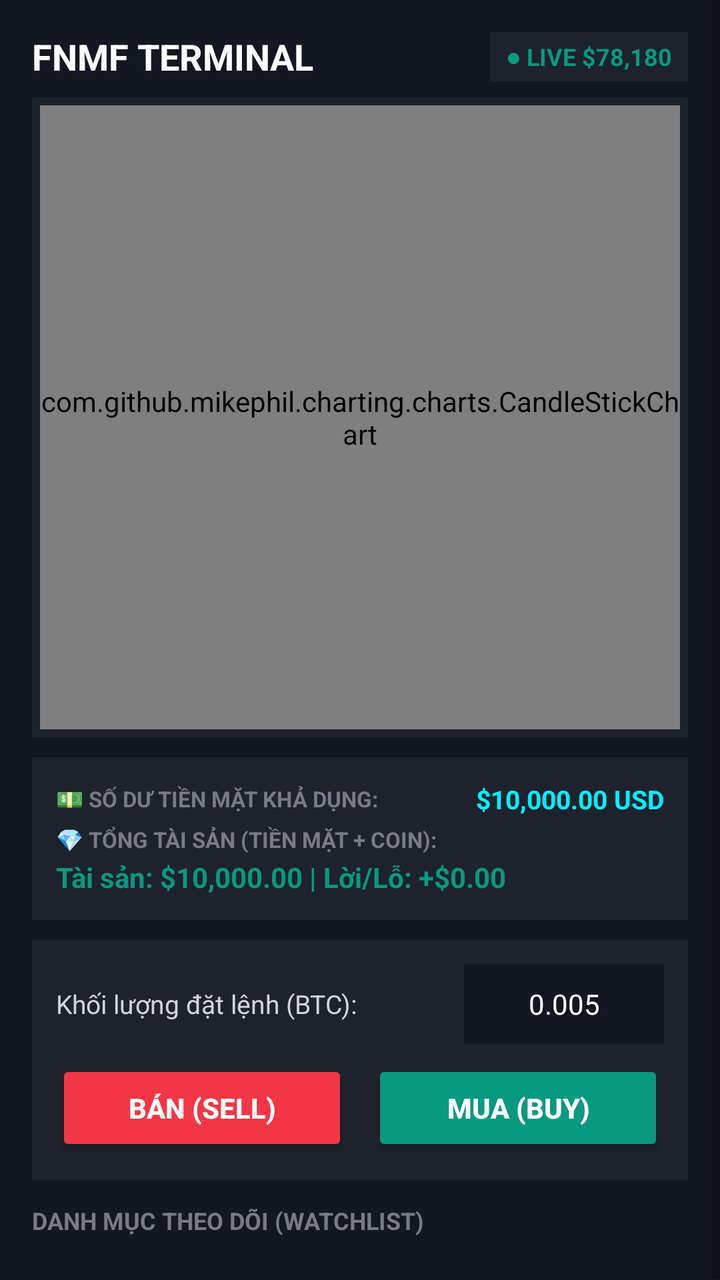
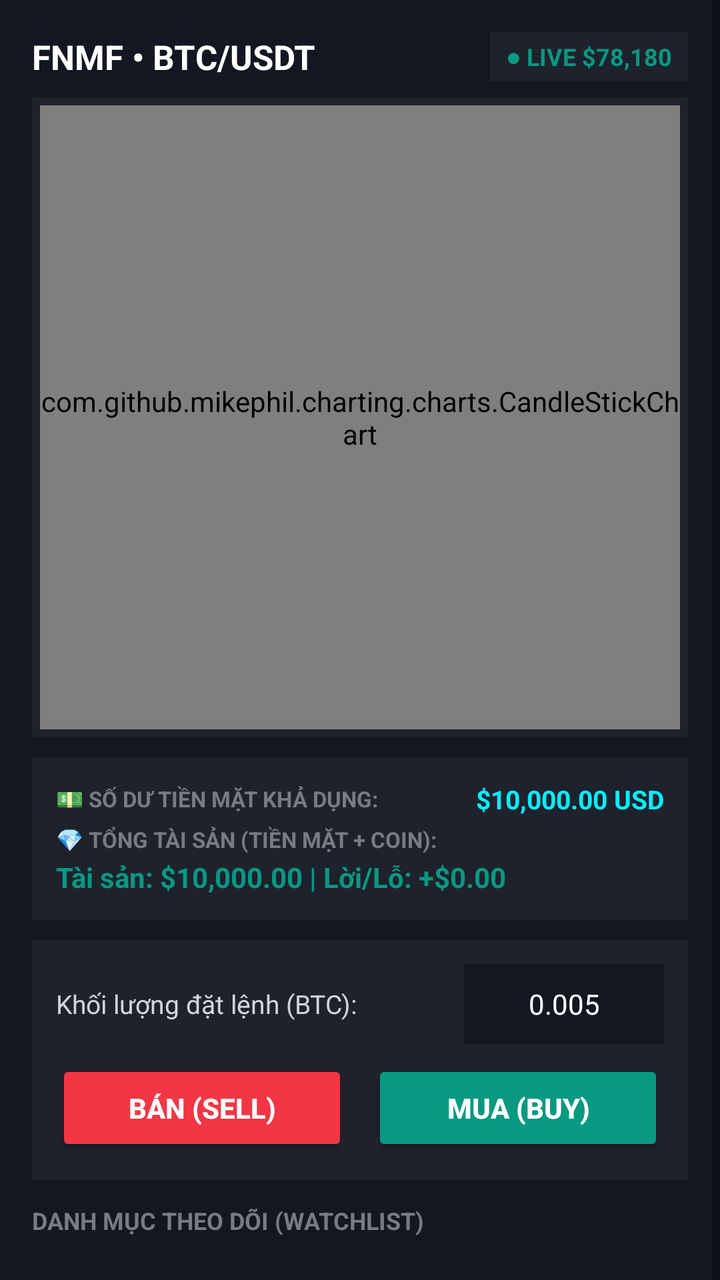

The first picture is an Android layout as it rendered before a commit; the second is the same layout after the commit. The layout source and the unified diff follow.
<!-- AndroidManifest.xml: application theme Theme.NHUMONGLENH -->
<!-- res/layout/layout_activity2.xml -->
<?xml version="1.0" encoding="utf-8"?>
<ScrollView xmlns:android="http://schemas.android.com/apk/res/android"
    android:layout_width="match_parent"
    android:layout_height="match_parent"
    android:background="#131722"
    android:fitsSystemWindows="true"
    android:fillViewport="true">

    <LinearLayout
        android:layout_width="match_parent"
        android:layout_height="wrap_content"
        android:orientation="vertical"
        android:padding="16dp">

        
        <LinearLayout
            android:layout_width="match_parent"
            android:layout_height="wrap_content"
            android:orientation="horizontal"
            android:gravity="center_vertical"
            android:paddingBottom="8dp">

            <TextView
                android:layout_width="0dp"
                android:layout_height="wrap_content"
                android:layout_weight="1"
                android:text="FNMF TERMINAL"
                android:textColor="#FFFFFF"
                android:textSize="18sp"
                android:textStyle="bold" />

            <TextView
                android:id="@+id/tvLiveStatus"
                android:layout_width="wrap_content"
                android:layout_height="wrap_content"
                android:text="● LIVE $78,180"
                android:textColor="#089981"
                android:textSize="12sp"
                android:textStyle="bold"
                android:paddingHorizontal="8dp"
                android:paddingVertical="4dp"
                android:background="#1E222D" />
        </LinearLayout>

        
        <FrameLayout
            android:layout_width="match_parent"
            android:layout_height="320dp"
            android:background="#1E222D"
            android:padding="4dp">

            <com.github.mikephil.charting.charts.CandleStickChart
                android:id="@+id/candleChart"
                android:layout_width="match_parent"
                android:layout_height="match_parent" />

            
            <ProgressBar
                android:id="@+id/pbLoading"
                android:layout_width="wrap_content"
                android:layout_height="wrap_content"
                android:layout_gravity="center"
                android:visibility="gone"/>

            
            <TextView
                android:id="@+id/tvStateMessage"
                android:layout_width="wrap_content"
                android:layout_height="wrap_content"
                android:layout_gravity="center"
                android:textColor="#F23645"
                android:textStyle="bold"
                android:visibility="gone"/>
        </FrameLayout>

        
        <LinearLayout
            android:id="@+id/llPortfolioContainer"
            android:layout_width="match_parent"
            android:layout_height="wrap_content"
            android:orientation="vertical"
            android:background="#1E222D"
            android:padding="12dp"
            android:layout_marginTop="10dp">

            
            <LinearLayout
                android:layout_width="match_parent"
                android:layout_height="wrap_content"
                android:orientation="horizontal"
                android:gravity="center_vertical"
                android:layout_marginBottom="4dp">

                <TextView
                    android:layout_width="0dp"
                    android:layout_weight="1"
                    android:layout_height="wrap_content"
                    android:text="💵 SỐ DƯ TIỀN MẶT KHẢ DỤNG:"
                    android:textColor="#787B86"
                    android:textSize="11sp"
                    android:textStyle="bold" />

                <TextView
                    android:id="@+id/tvCashBalance"
                    android:layout_width="wrap_content"
                    android:layout_height="wrap_content"
                    android:text="$10,000.00 USD"
                    android:textColor="#00F0FF"
                    android:textSize="13sp"
                    android:textStyle="bold" />
            </LinearLayout>

            
            <TextView
                android:layout_width="wrap_content"
                android:layout_height="wrap_content"
                android:text="💎 TỔNG TÀI SẢN (TIỀN MẶT + COIN):"
                android:textColor="#787B86"
                android:textSize="11sp"
                android:textStyle="bold" />

            <TextView
                android:id="@+id/tvHoldings"
                android:layout_width="match_parent"
                android:layout_height="wrap_content"
                android:text="Tài sản: $10,000.00 | Lời/Lỗ: +$0.00"
                android:textColor="#089981"
                android:textSize="14sp"
                android:textStyle="bold"
                android:layout_marginTop="2dp" />
        </LinearLayout>

        
        <LinearLayout
            android:layout_width="match_parent"
            android:layout_height="wrap_content"
            android:orientation="vertical"
            android:background="#1E222D"
            android:padding="12dp"
            android:layout_marginTop="10dp">

            <LinearLayout
                android:layout_width="match_parent"
                android:layout_height="wrap_content"
                android:orientation="horizontal"
                android:gravity="center_vertical"
                android:layout_marginBottom="8dp">

                <TextView
                    android:layout_width="0dp"
                    android:layout_height="wrap_content"
                    android:layout_weight="1"
                    android:text="Khối lượng đặt lệnh (BTC):"
                    android:textColor="#D1D4DC"
                    android:textSize="13sp" />

                <EditText
                    android:id="@+id/etQuantity"
                    android:layout_width="100dp"
                    android:layout_height="40dp"
                    android:background="#131722"
                    android:textColor="#FFFFFF"
                    android:text="0.005"
                    android:textSize="14sp"
                    android:gravity="center"
                    android:inputType="numberDecimal"
                    android:paddingHorizontal="6dp"/>
            </LinearLayout>

            <LinearLayout
                android:layout_width="match_parent"
                android:layout_height="wrap_content"
                android:orientation="horizontal">

                <Button
                    android:id="@+id/btnSell"
                    android:layout_width="0dp"
                    android:layout_weight="1"
                    android:layout_height="48dp"
                    android:text="BÁN (SELL)"
                    android:textColor="#FFFFFF"
                    android:textStyle="bold"
                    android:backgroundTint="#F23645"
                    android:layout_marginEnd="6dp"/>

                <Button
                    android:id="@+id/btnBuy"
                    android:layout_width="0dp"
                    android:layout_weight="1"
                    android:layout_height="48dp"
                    android:text="MUA (BUY)"
                    android:textColor="#FFFFFF"
                    android:textStyle="bold"
                    android:backgroundTint="#089981"
                    android:layout_marginStart="6dp"/>
            </LinearLayout>
        </LinearLayout>

        
        <TextView
            android:layout_width="match_parent"
            android:layout_height="wrap_content"
            android:text="DANH MỤC THEO DÕI (WATCHLIST)"
            android:textColor="#787B86"
            android:textSize="12sp"
            android:textStyle="bold"
            android:layout_marginTop="12dp"
            android:layout_marginBottom="6dp"/>

        
        <LinearLayout
            android:id="@+id/llWatchlistContainer"
            android:layout_width="match_parent"
            android:layout_height="wrap_content"
            android:orientation="vertical" />

        
        <ListView
            android:id="@+id/lvWatchlist"
            android:layout_width="match_parent"
            android:layout_height="wrap_content"
            android:visibility="gone" />

    </LinearLayout>
</ScrollView>
<!-- resources referenced by this layout -->
<resources>
  <style name="Theme.NHUMONGLENH" parent="Theme.MaterialComponents.DayNight.DarkActionBar">
          
          <item name="colorPrimary">@color/purple_500</item>
          <item name="colorPrimaryVariant">@color/purple_700</item>
          <item name="colorOnPrimary">@color/white</item>
          
          <item name="colorSecondary">@color/teal_200</item>
          <item name="colorSecondaryVariant">@color/teal_700</item>
          <item name="colorOnSecondary">@color/black</item>
          
          <item name="android:statusBarColor">?attr/colorPrimaryVariant</item>
          
      </style>
  <color name="purple_500">#FF6200EE</color>
  <color name="purple_700">#FF3700B3</color>
  <color name="white">#FFFFFFFF</color>
  <color name="teal_200">#FF03DAC5</color>
  <color name="teal_700">#FF018786</color>
  <color name="black">#FF000000</color>
</resources>

<!-- the commit's change to res/layout/layout_activity2.xml (unified diff, before → after) -->
@@ -21,12 +21,13 @@
             android:paddingBottom="8dp">
 
             <TextView
+                android:id="@+id/tvHeaderTitle"
                 android:layout_width="0dp"
                 android:layout_height="wrap_content"
                 android:layout_weight="1"
-                android:text="FNMF TERMINAL"
+                android:text="FNMF • BTC/USDT"
                 android:textColor="#FFFFFF"
-                android:textSize="18sp"
+                android:textSize="17sp"
                 android:textStyle="bold" />
 
             <TextView
@@ -147,6 +148,7 @@
                 android:layout_marginBottom="8dp">
 
                 <TextView
+                    android:id="@+id/tvQuantityLabel"
                     android:layout_width="0dp"
                     android:layout_height="wrap_content"
                     android:layout_weight="1"
